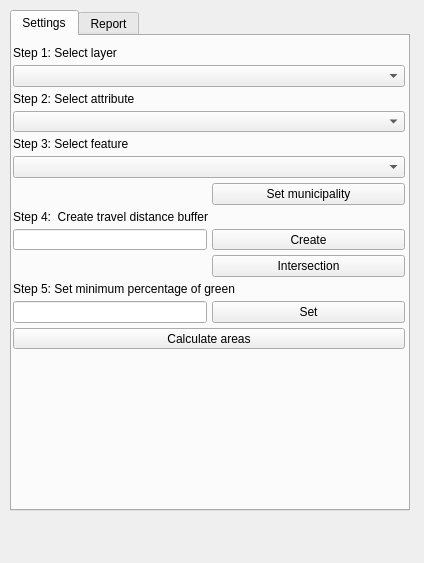
Before: the Qt Designer form GreenSpace/green_space_dockwidget_base.ui in IJsbrandGroeneveld/GEO1005, drawn with Qt 5.
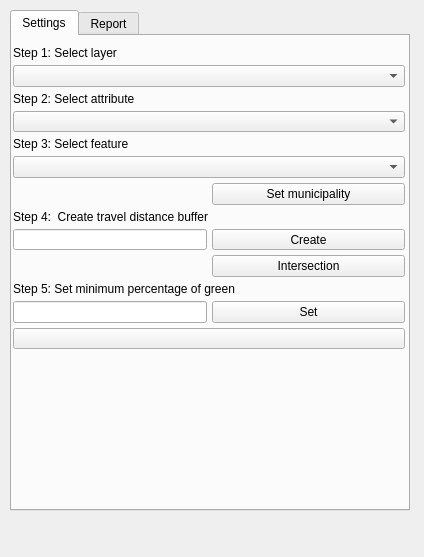
After: the same form once the commit is applied.

Diff of the .ui file:
```diff
--- a/GreenSpace/green_space_dockwidget_base.ui
+++ b/GreenSpace/green_space_dockwidget_base.ui
@@ -7,7 +7,7 @@
     <x>0</x>
     <y>0</y>
     <width>424</width>
-    <height>563</height>
+    <height>557</height>
    </rect>
   </property>
   <property name="sizePolicy">
@@ -173,7 +173,13 @@
          <item row="15" column="0" colspan="2">
           <widget class="QPushButton" name="startPushButton">
            <property name="text">
-            <string>Calculate areas</string>
+            <string/>
+           </property>
+           <property name="iconSize">
+            <size>
+             <width>64</width>
+             <height>64</height>
+            </size>
            </property>
           </widget>
          </item>
```
Left out of the diff: 4 changed lines with no effect on the pictures.
